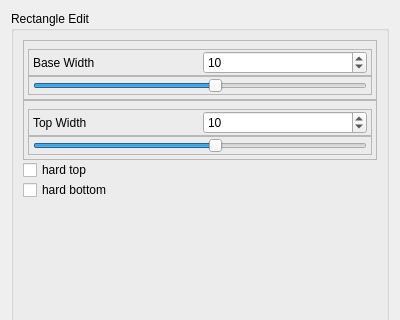
Argasio/marionettaPlus, file advancedtaperwidget.ui: the form before one commit; both pictures show x 0 to 400 and y 0 to 320 of the 400 by 639 pixel window.
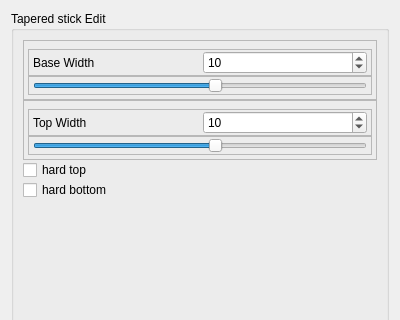
The form after the commit.

```diff
--- a/advancedtaperwidget.ui
+++ b/advancedtaperwidget.ui
@@ -35,7 +35,7 @@
       </size>
      </property>
      <property name="title">
-      <string>Rectangle Edit</string>
+      <string>Tapered stick Edit</string>
      </property>
      <layout class="QVBoxLayout" name="verticalLayout_2">
       <item>
```
Left out of the diff: 3 changed lines with no effect on the pictures.
